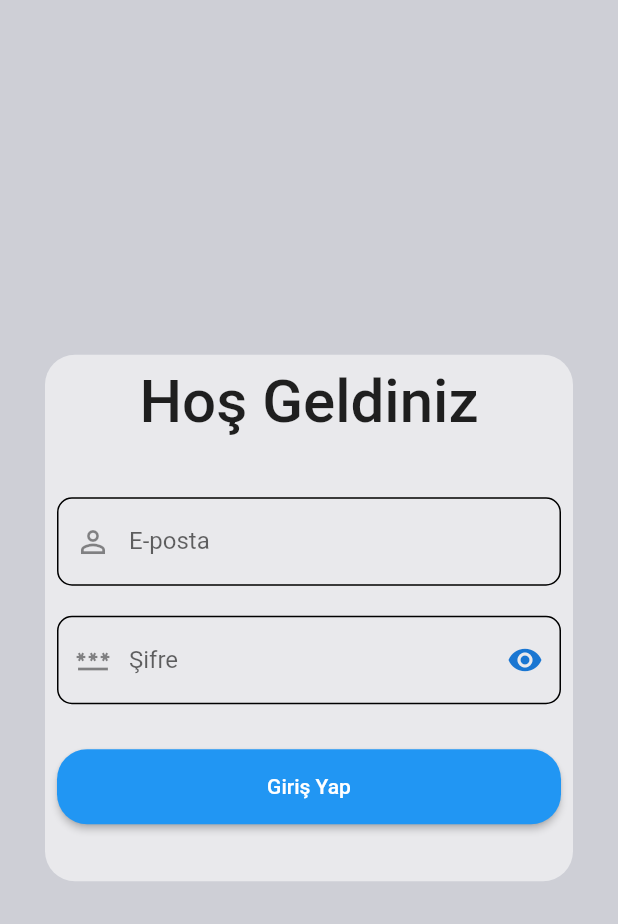
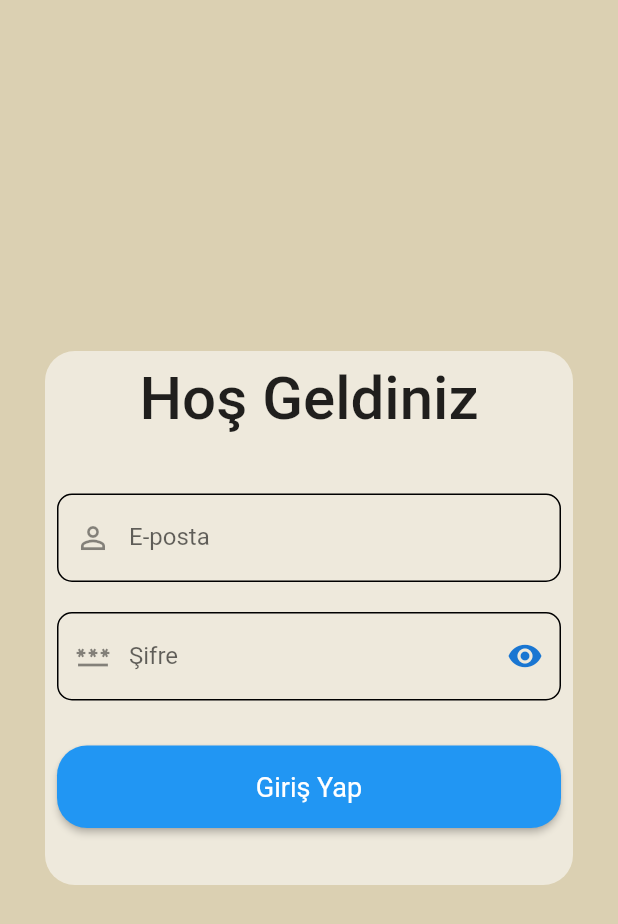
Before and after one commit to hknnci/todoCase, a Flutter app: the screen it shows after launch, on a phone screen of 412 x 824 dp. Shown: the top 924 px of the screen. Run offline on Flutter 3.47's test engine with Material 2 defaults, Android fonts, the phone set to English and light mode, and no system bars; our stand-ins replace flutter_secure_storage, get; accounts and stored records are empty; network calls fail.

Commit message:
setted general theme for appBar and bottomNavigationBarTheme also changed login_screen background color.

```diff
--- a/lib/main.dart
+++ b/lib/main.dart
@@ -27,6 +27,20 @@ class MyApp extends StatelessWidget {
     return GetMaterialApp(
       theme: ThemeData(
         primarySwatch: Colors.blue,
+        appBarTheme: const AppBarTheme(
+          color: Color(0xFFdbd0b2),
+          centerTitle: true,
+          titleTextStyle: TextStyle(color: Color(0xFFA67926), fontSize: 20, fontWeight: FontWeight.w500),
+          iconTheme: IconThemeData(color: Color(0xFFA67926)),
+        ),
+        bottomNavigationBarTheme: BottomNavigationBarThemeData(
+          backgroundColor: const Color(0xFFdbd0b2),
+          elevation: 10,
+          selectedLabelStyle: const TextStyle(color: Color(0xFFA67926), fontSize: 14.0),
+          unselectedLabelStyle: TextStyle(color: Colors.grey[600], fontSize: 12.0),
+          selectedItemColor: const Color(0xFFA67926),
+          unselectedItemColor: Colors.grey[600],
+        ),
       ),
       debugShowCheckedModeBanner: false,
       initialRoute: loginController.isLoggedIn.value ? '/home' : '/',
--- a/lib/widgets/screens/login_screen.dart
+++ b/lib/widgets/screens/login_screen.dart
@@ -16,7 +16,7 @@ class LoginScreen extends GetView<LoginController> {
   @override
   Widget build(BuildContext context) {
     return Scaffold(
-      backgroundColor: const Color(0xFFcecfd6),
+      backgroundColor: const Color(0xFFdbd0b2),
       body: Center(
         child: Form(
           autovalidateMode: AutovalidateMode.onUserInteraction,
@@ -91,8 +91,12 @@ class LoginScreen extends GetView<LoginController> {
                     children: [
                       ElevatedButton(
                         style: ElevatedButton.styleFrom(
-                          minimumSize: const Size.fromHeight(50),
+                          minimumSize: const Size.fromHeight(55),
                           shape: RoundedRectangleBorder(borderRadius: BorderRadius.circular(20)),
+                          textStyle: const TextStyle(
+                              fontWeight: FontWeight.w400,
+                              fontSize: 18,
+                          ),
                         ),
                         onPressed: () async {
                           controller.onPressLogin(
```
